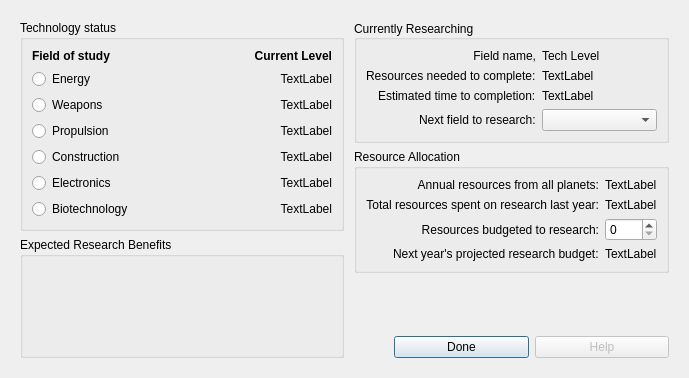
vkholodkov/freestars, file QtClient/research_dialog.ui: the form before one commit.
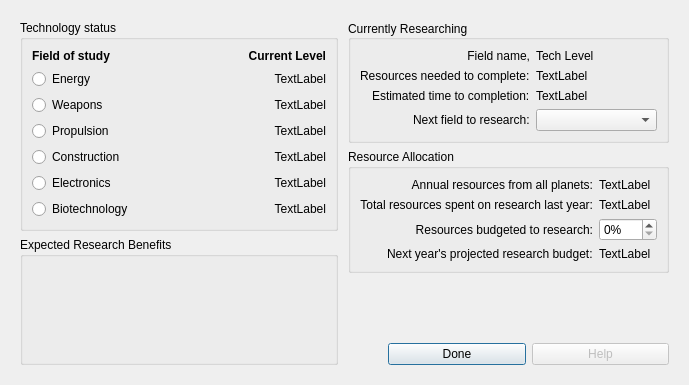
The form after the commit.

Commit message: Research dialog finished

Patch:
```diff
--- a/QtClient/research_dialog.ui
+++ b/QtClient/research_dialog.ui
@@ -7,7 +7,7 @@
     <x>0</x>
     <y>0</y>
     <width>689</width>
-    <height>378</height>
+    <height>385</height>
    </rect>
   </property>
   <property name="windowTitle">
@@ -176,19 +176,25 @@
         </property>
         <layout class="QVBoxLayout" name="verticalLayout_3">
          <property name="leftMargin">
-          <number>9</number>
+          <number>5</number>
          </property>
          <property name="topMargin">
-          <number>0</number>
+          <number>5</number>
          </property>
          <property name="rightMargin">
-          <number>9</number>
+          <number>5</number>
          </property>
          <property name="bottomMargin">
-          <number>9</number>
+          <number>0</number>
          </property>
          <item>
-          <widget class="QListView" name="researchBenefitsView">
+          <widget class="QListWidget" name="researchBenefitsList">
+           <property name="font">
+            <font>
+             <weight>75</weight>
+             <bold>true</bold>
+            </font>
+           </property>
            <property name="styleSheet">
             <string notr="true">background: rgba(255, 255, 255, 0%)</string>
            </property>
@@ -380,7 +386,14 @@
           </widget>
          </item>
          <item row="2" column="1">
-          <widget class="QSpinBox" name="spinBox"/>
+          <widget class="QSpinBox" name="researchTaxBox">
+           <property name="suffix">
+            <string>%</string>
+           </property>
+           <property name="maximum">
+            <number>100</number>
+           </property>
+          </widget>
          </item>
         </layout>
        </widget>
```
Left out of the diff: 10 changed lines with no effect on the pictures. The commit also changes 8 other files.
